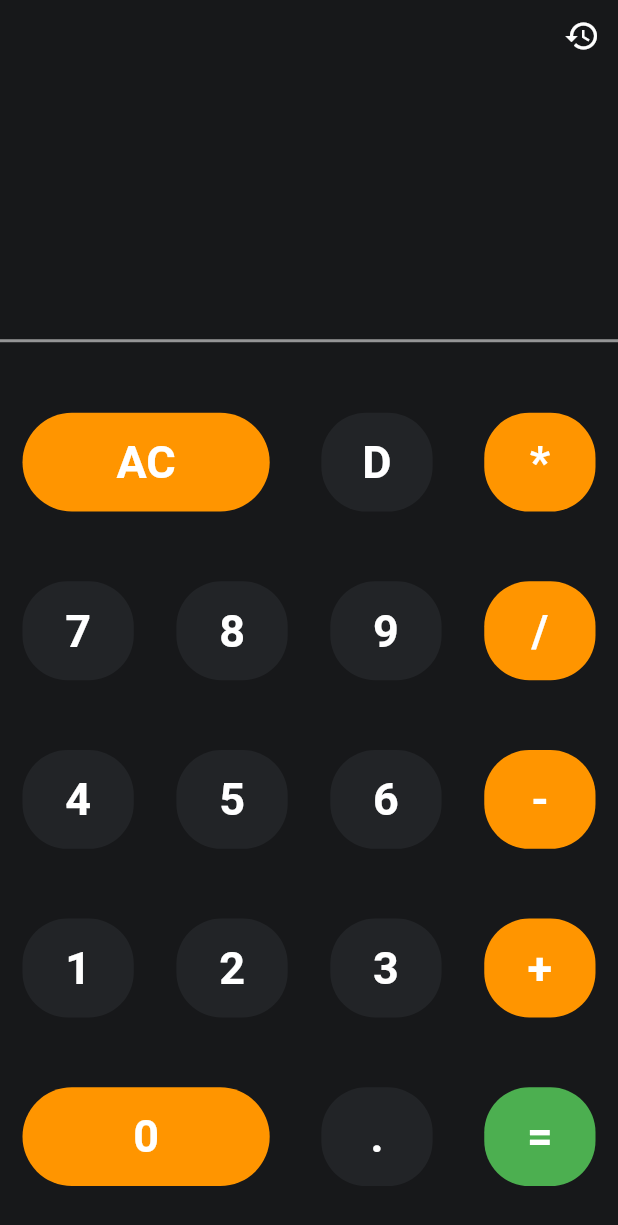
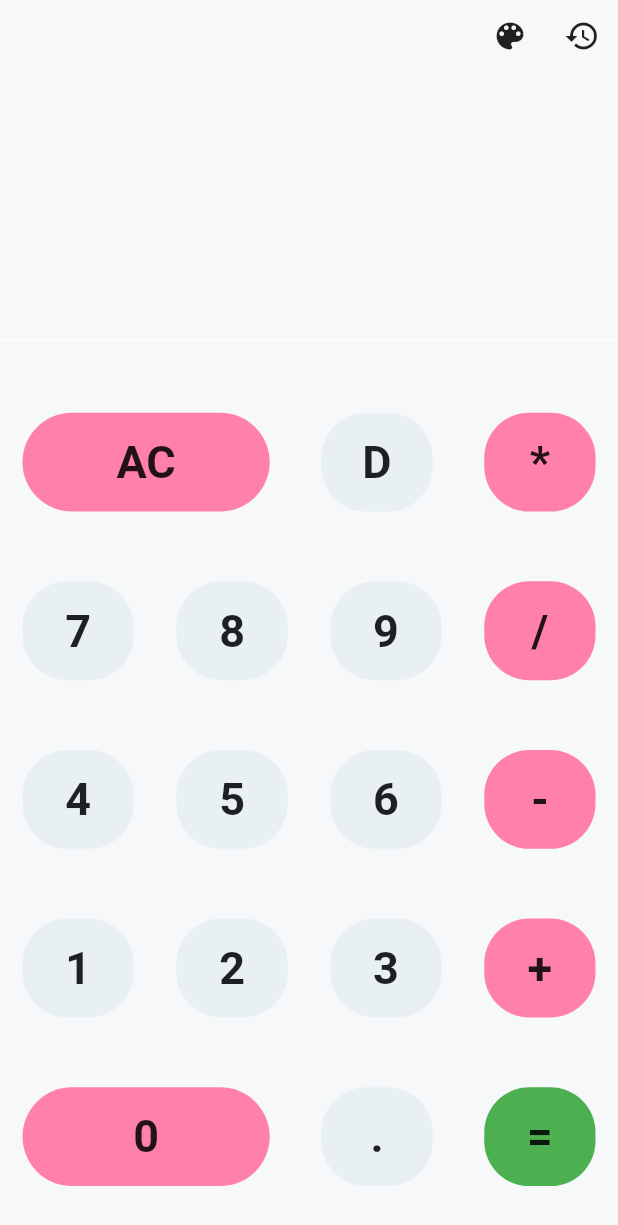
Before and after one commit to o-ifeanyi/calculator, a Flutter app: the screen it shows after launch, after a tap on "AC", on a phone screen of 412 x 824 dp. Shown: the top 1225 px of the screen. Run offline on Flutter 3.47's test engine with Material 2 defaults, Android fonts, the phone set to English and light mode, and no system bars; our stand-ins replace math_expressions, shared_preferences.

Commit message:
added theme

```diff
--- a/lib/main.dart
+++ b/lib/main.dart
@@ -1,32 +1,38 @@
 import 'package:calculator/provider/calculator.dart';
 import 'package:calculator/screens/calculator_screen.dart';
+import 'package:calculator/util/theme.dart';
 import 'package:flutter/material.dart';
 import 'package:flutter/services.dart';
 import 'package:provider/provider.dart';
+import 'package:shared_preferences/shared_preferences.dart';
 
-void main() {
+void main() async{
   // prevents rotation of app
   WidgetsFlutterBinding.ensureInitialized();
   SystemChrome.setPreferredOrientations(
       [DeviceOrientation.portraitUp, DeviceOrientation.portraitDown]);
-  runApp(MyApp());
+  await SharedPreferences.getInstance().then((pref) {
+    final isDark = pref.getBool('isDark') ?? false;
+    runApp(MyApp(appTheme: isDark ? kDarktTheme : kLightTheme));
+  });
 }
 
 class MyApp extends StatelessWidget {
+  final ThemeData appTheme;
+  MyApp({this.appTheme});
   @override
   Widget build(BuildContext context) {
     return ChangeNotifierProvider<Calculator>(
-      create: (ctx) => Calculator(),
-      child: MaterialApp(
-        title: 'Flutter Demo',
-        theme: ThemeData(
-          brightness: Brightness.dark,
-          primarySwatch: Colors.blue,
-          accentColor: Color(0xFFFF9500),
-          scaffoldBackgroundColor: Color(0xFF17181A),
-          visualDensity: VisualDensity.adaptivePlatformDensity,
-        ),
-        home: CalculatorScreen(),
+      create: (ctx) => Calculator(theme: appTheme),
+      child: Consumer<Calculator>(
+        builder: (context, calc, child) {
+          return MaterialApp(
+            title: 'Flutter Demo',
+            debugShowCheckedModeBanner: false,
+            theme: calc.theme,
+            home: CalculatorScreen(),
+          );
+        }
       ),
     );
   }
--- a/lib/provider/calculator.dart
+++ b/lib/provider/calculator.dart
@@ -1,10 +1,19 @@
 import 'dart:convert';
 
 import 'package:flutter/cupertino.dart';
+import 'package:flutter/material.dart';
 import 'package:math_expressions/math_expressions.dart';
 import 'package:shared_preferences/shared_preferences.dart';
 
 class Calculator extends ChangeNotifier {
+  Calculator({this.theme});
+
+  void setTheme(ThemeData themeData) {
+    theme = themeData;
+    notifyListeners();
+  }
+
+  ThemeData theme;
   String displayText = '';
   String result = '';
   String prevValue = '';
--- a/lib/screens/calculator_screen.dart
+++ b/lib/screens/calculator_screen.dart
@@ -1,10 +1,12 @@
 import 'package:calculator/provider/calculator.dart';
 import 'package:calculator/screens/history_screen.dart';
 import 'package:calculator/util/config.dart';
+import 'package:calculator/util/theme.dart';
 import 'package:calculator/widgets/calc_button.dart';
 import 'package:calculator/widgets/rounded_button.dart';
 import 'package:flutter/material.dart';
 import 'package:provider/provider.dart';
+import 'package:shared_preferences/shared_preferences.dart';
 
 class CalculatorScreen extends StatelessWidget {
   @override
@@ -15,6 +17,19 @@ class CalculatorScreen extends StatelessWidget {
           return Column(
             crossAxisAlignment: CrossAxisAlignment.end,
             children: [
+              Row(
+                children: [
+                  Spacer(),
+                  IconButton(
+                    icon: Icon(Icons.color_lens),
+                    onPressed: () async {
+                      await SharedPreferences.getInstance().then((pref) {
+                        final isDark = pref.getBool('isDark') ?? false;
+                        calc.setTheme(isDark ? kLightTheme : kDarktTheme);
+                        pref.setBool('isDark', !isDark);
+                      });
+                    },
+                  ),
                   IconButton(
                       key: Key('history icon'),
                       icon: Icon(Icons.history),
@@ -26,6 +41,8 @@ class CalculatorScreen extends StatelessWidget {
                               builder: (_) => HistoryScreen(),
                             ));
                       }),
+                ],
+              ),
               SizedBox(
                 height: Config.yMargin(context, 3),
               ),
--- /dev/null
+++ b/lib/util/theme.dart
@@ -0,0 +1,17 @@
+import 'package:flutter/material.dart';
+
+final kLightTheme = ThemeData(
+  brightness: Brightness.light,
+  primarySwatch: Colors.blue,
+  accentColor: Colors.pinkAccent[100],
+  scaffoldBackgroundColor: Color(0xFFF6F8F9),
+  buttonColor: Color(0xFFE9F0F4)
+);
+
+final kDarktTheme = ThemeData(
+  brightness: Brightness.dark,
+  primarySwatch: Colors.blue,
+  accentColor: Color(0xFFFF9500),
+  scaffoldBackgroundColor: Color(0xFF17181A),
+  buttonColor: Color(0xFF222427),
+);
--- a/lib/widgets/calc_button.dart
+++ b/lib/widgets/calc_button.dart
@@ -9,7 +9,7 @@ class CalcButton extends StatelessWidget {
   CalcButton({
     this.key,
     @required this.text,
-    this.color = const Color(0xFF222427),
+    this.color,
     @required this.callBack,
   }) : super(key: key);
   @override
@@ -23,7 +23,7 @@ class CalcButton extends StatelessWidget {
         width: Config.yMargin(context, 9),
         decoration: BoxDecoration(
           borderRadius: BorderRadius.circular(30),
-          color: color
+          color: color ?? Theme.of(context).buttonColor
         ),
         child: Text(
           text,
--- a/test_driver/history.dart
+++ /dev/null
@@ -1,7 +0,0 @@
-import 'package:shared_preferences/shared_preferences.dart';
-
-Future<List<String>> getHistory() async {
-  return await SharedPreferences.getInstance().then(
-    (pref) => pref.getStringList('history') ?? [],
-  );
-}
```
Lines whose indentation alone changed are shown as unchanged.
